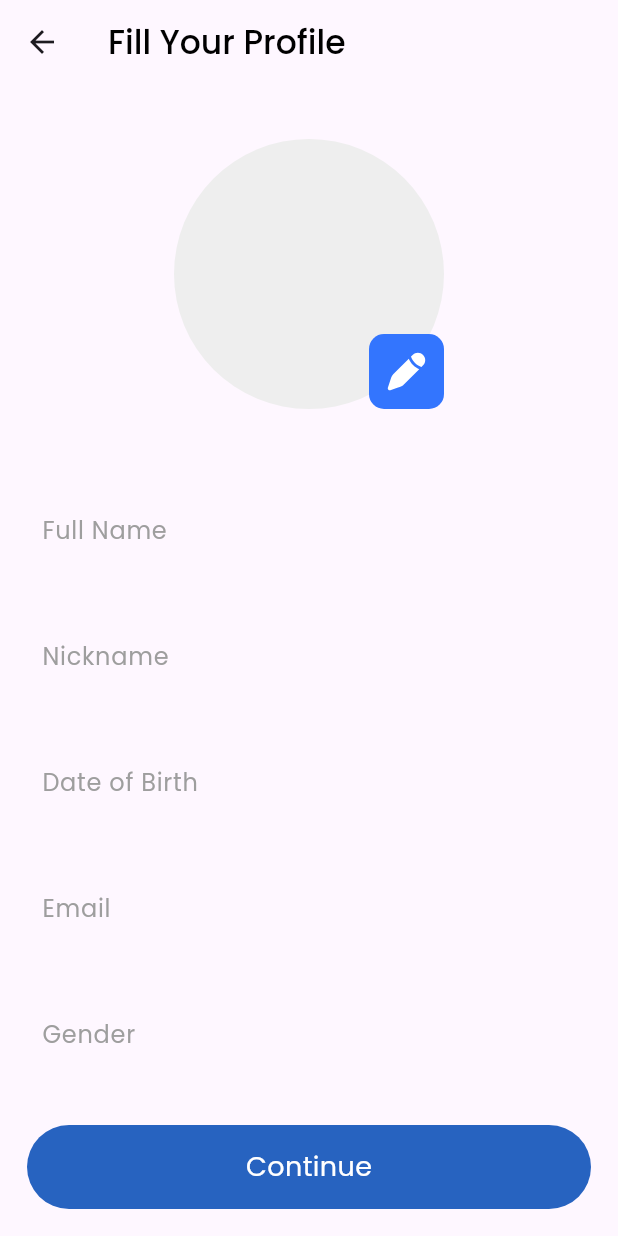
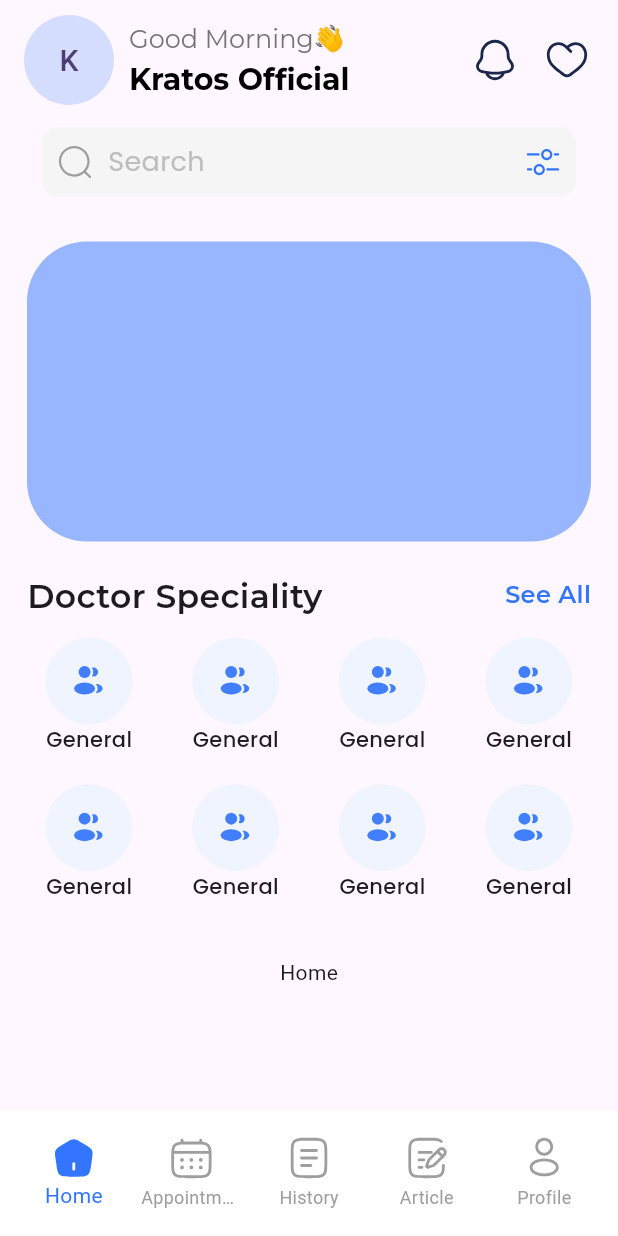
Before and after one commit to KratosOfficial/Medica, a Flutter app: the profile_Screen screen opened directly, after a tap on "Continue", on a phone screen of 412 x 824 dp. Run offline on Flutter 3.47's test engine with Material 2 defaults, Android fonts, the phone set to English and light mode, and no system bars; our stand-ins replace flutter_svg, google_fonts; missing offline and left inert: dart:ffi.

```diff
--- /dev/null
+++ b/lib/src/Common widgets/buildsearchbar.dart
@@ -0,0 +1,36 @@
+import 'package:flutter/cupertino.dart';
+import 'package:flutter/material.dart';
+import 'package:flutter_svg/flutter_svg.dart';
+import 'package:google_fonts/google_fonts.dart';
+import 'package:medica/src/utils/HelperClass.dart';
+
+import '../contant/image_String.dart';
+
+Widget buildsearchbar() {
+  return Container(
+    padding: EdgeInsets.all(10),
+    width: double.infinity,
+    decoration: BoxDecoration(
+      color: Colors.grey[100],
+      borderRadius: BorderRadius.circular(10),
+    ),
+    child: Row(
+      children: [
+        SvgPicture.asset(
+          ksearch,
+          color: Colors.grey,
+        ),
+        addHorizontalSpace(10),
+        Text(
+          "Search",
+          style: GoogleFonts.poppins(color: Colors.grey[400], fontSize: 18),
+        ),
+        Spacer(),
+        SvgPicture.asset(
+          kfilter,
+          color: Color(0xff3375fe),
+        ),
+      ],
+    ),
+  );
+}
--- a/lib/src/screens/Auth/SignUp/Widget/Profile.dart
+++ b/lib/src/screens/Auth/SignUp/Widget/Profile.dart
@@ -1,6 +1,7 @@
 import 'package:flutter/material.dart';
 import 'package:flutter_svg/flutter_svg.dart';
 import 'package:google_fonts/google_fonts.dart';
+import 'package:medica/src/screens/Dashboard_Screen/Dashboard.dart';
 import 'package:medica/src/utils/HelperClass.dart';
 
 import '../../../../Common widgets/buidltextfiled.dart';
@@ -18,8 +19,11 @@ class _profile_ScreenState extends State<profile_Screen> {
   Widget build(BuildContext context) {
     return Scaffold(
       appBar: AppBar(
-        title: Text("Fill Your Profile", style: GoogleFonts.poppins(
-            color: Colors.black, fontWeight: FontWeight.w500),),
+        title: Text(
+          "Fill Your Profile",
+          style: GoogleFonts.poppins(
+              color: Colors.black, fontWeight: FontWeight.w500),
+        ),
       ),
       body: Padding(
         padding: const EdgeInsets.all(18.0),
@@ -28,7 +32,6 @@ class _profile_ScreenState extends State<profile_Screen> {
             Spacer(),
             Stack(
               children: [
-
                 CircleAvatar(
                   radius: 90,
                   backgroundColor: Colors.grey[200],
@@ -59,7 +62,8 @@ class _profile_ScreenState extends State<profile_Screen> {
             Spacer(),
             GestureDetector(
               onTap: () {
-                Navigator.push(context, MaterialPageRoute(builder: (context) => profile_Screen()));
+                Navigator.pushReplacement(context,
+                    MaterialPageRoute(builder: (context) => dashboard()));
               },
               child: Container(
                 width: MediaQuery.of(context).size.width,
@@ -71,7 +75,8 @@ class _profile_ScreenState extends State<profile_Screen> {
                 child: Center(
                   child: Text(
                     "Continue",
-                    style: GoogleFonts.poppins(fontSize: 18, color: Colors.white),
+                    style:
+                        GoogleFonts.poppins(fontSize: 18, color: Colors.white),
                   ),
                 ),
               ),
@@ -81,5 +86,4 @@ class _profile_ScreenState extends State<profile_Screen> {
       ),
     );
   }
-
 }
--- /dev/null
+++ b/lib/src/screens/Dashboard_Screen/Dashboard.dart
@@ -0,0 +1,109 @@
+import 'package:flutter/material.dart';
+import 'package:flutter_svg/svg.dart';
+import 'package:medica/src/screens/Dashboard_Screen/Fragments/Home/home_Fragment.dart';
+
+import '../../contant/image_String.dart';
+
+class dashboard extends StatefulWidget {
+  const dashboard({super.key});
+
+  @override
+  State<dashboard> createState() => _dashboardState();
+}
+
+class _dashboardState extends State<dashboard> {
+  int selectedIndex = 0;
+
+  Widget getFragment() {
+    if (selectedIndex == 0) {
+      return home_Fragment();
+    } else if (selectedIndex == 1) {
+      return home_Fragment();
+    } else if (selectedIndex == 2) {
+      return home_Fragment();
+    } else if (selectedIndex == 3) {
+      return home_Fragment();
+    } else if (selectedIndex == 4) {
+      return home_Fragment();
+    }
+    return home_Fragment();
+  }
+
+  @override
+  Widget build(BuildContext context) {
+    return Scaffold(
+      body: getFragment(),
+      bottomNavigationBar: Container(
+        color: Colors.white,
+        padding: EdgeInsets.all(10),
+        child: BottomNavigationBar(
+          showSelectedLabels: true,
+          showUnselectedLabels: true,
+          type: BottomNavigationBarType.fixed,
+          selectedItemColor: Color(0xff3375fe),
+          unselectedItemColor: Colors.grey,
+          elevation: 0,
+          selectedIconTheme: const IconThemeData(color: Color(0xff3375fe)),
+          unselectedIconTheme: const IconThemeData(color: Colors.grey),
+          backgroundColor: Colors.transparent,
+          items: [
+            BottomNavigationBarItem(
+                icon: SvgPicture.asset(
+                  khome,
+                  width: 30,
+                  color: Colors.grey,
+                ),
+                label: "Home",
+                activeIcon: SvgPicture.asset(khomeactive,
+                    width: 30, color: Color(0xff3375fe))),
+            BottomNavigationBarItem(
+              icon: SvgPicture.asset(
+                kappointment,
+                width: 30,
+                color: Colors.grey,
+              ),
+              label: "Appointment",
+              activeIcon: SvgPicture.asset(kappointmentactive,
+                  width: 30, color: Color(0xff3375fe)),
+            ),
+            BottomNavigationBarItem(
+              icon: SvgPicture.asset(
+                khistory,
+                width: 30,
+                color: Colors.grey,
+              ),
+              label: "History",
+              activeIcon: SvgPicture.asset(khistoryactive,
+                  width: 30, color: Color(0xff3375fe)),
+            ),
+            BottomNavigationBarItem(
+              icon: SvgPicture.asset(
+                karticle,
+                width: 30,
+                color: Colors.grey,
+              ),
+              label: "Article",
+              activeIcon: SvgPicture.asset(karticleactive,
+                  width: 30, color: Color(0xff3375fe)),
+            ),
+            BottomNavigationBarItem(
+              icon: SvgPicture.asset(
+                kprofile,
+                width: 30,
+                color: Colors.grey,
+              ),
+              label: "Profile",
+              activeIcon: SvgPicture.asset(kprofileactive,
+                  width: 30, color: Color(0xff3375fe)),
+            ),
+          ],
+          onTap: (val) {
+            selectedIndex = val;
+            setState(() {});
+          },
+          currentIndex: selectedIndex,
+        ),
+      ),
+    );
+  }
+}
--- /dev/null
+++ b/lib/src/screens/Dashboard_Screen/Fragments/Home/Sections/doctor_Speciality.dart
@@ -0,0 +1,71 @@
+import 'package:flutter/material.dart';
+import 'package:flutter_svg/flutter_svg.dart';
+import 'package:google_fonts/google_fonts.dart';
+
+import '../../../../../contant/image_String.dart';
+
+class doctor_Speciality extends StatefulWidget {
+  const doctor_Speciality({super.key});
+
+  @override
+  State<doctor_Speciality> createState() => _doctor_SpecialityState();
+}
+
+class _doctor_SpecialityState extends State<doctor_Speciality> {
+  @override
+  Widget build(BuildContext context) {
+    return Column(
+      mainAxisAlignment: MainAxisAlignment.start,
+      crossAxisAlignment: CrossAxisAlignment.start,
+      children: [
+        Row(
+          children: [
+            Text(
+              "Doctor Speciality",
+              style: GoogleFonts.montserrat(
+                  fontSize: 22, fontWeight: FontWeight.w600),
+            ),
+            Spacer(),
+            Text(
+              "See All",
+              style: GoogleFonts.montserrat(
+                  fontSize: 16,
+                  fontWeight: FontWeight.w600,
+                  color: Color(0xff3375fe)),
+            ),
+          ],
+        ),
+        Padding(
+          padding: const EdgeInsets.symmetric(vertical: 13.0),
+          child: SizedBox(
+            height: 200,
+            child: GridView.builder(
+                itemCount: 8,
+                gridDelegate: SliverGridDelegateWithFixedCrossAxisCount(
+                    crossAxisCount: 4,
+                    childAspectRatio: 1,
+                    crossAxisSpacing: 15,
+                    mainAxisSpacing: 15),
+                itemBuilder: (context, index) {
+                  return Column(
+                    children: [
+                      Container(
+                        padding: EdgeInsets.all(17),
+                        decoration: BoxDecoration(
+                            color: Color(0xffeff4ff),
+                            borderRadius: BorderRadius.circular(50)),
+                        child: SvgPicture.asset(
+                          kboldgeneral,
+                          color: Color(0xff417fff),
+                        ),
+                      ),
+                      Text("General",style: GoogleFonts.poppins(fontSize: 14, fontWeight: FontWeight.w500),)
+                    ],
+                  );
+                }),
+          ),
+        )
+      ],
+    );
+  }
+}
--- /dev/null
+++ b/lib/src/screens/Dashboard_Screen/Fragments/Home/home_Fragment.dart
@@ -0,0 +1,103 @@
+import 'package:flutter/material.dart';
+import 'package:flutter_svg/flutter_svg.dart';
+import 'package:google_fonts/google_fonts.dart';
+import 'package:medica/src/Common%20widgets/buildsearchbar.dart';
+import 'package:medica/src/utils/HelperClass.dart';
+
+import '../../../../contant/image_String.dart';
+import 'Sections/doctor_Speciality.dart';
+
+class home_Fragment extends StatefulWidget {
+  const home_Fragment({super.key});
+
+  @override
+  State<home_Fragment> createState() => _home_FragmentState();
+}
+
+class _home_FragmentState extends State<home_Fragment> {
+  @override
+  Widget build(BuildContext context) {
+    return Scaffold(
+      appBar: AppBar(
+        toolbarHeight: 80,
+        automaticallyImplyLeading: false,
+        title: Row(
+          children: [
+            CircleAvatar(
+              radius: 30,
+              backgroundColor: Color(0xff3375fe).withOpacity(0.2),
+              child: Text(
+                "K",
+                style: TextStyle(fontSize: 20),
+              ),
+            ),
+            addHorizontalSpace(10),
+            Column(crossAxisAlignment: CrossAxisAlignment.start, children: [
+              Text(
+                "Good Morning👋",
+                style: GoogleFonts.montserrat(
+                  color: Colors.grey[600],
+                  fontSize: 17,
+                ),
+              ),
+              addVerticalSpace(3),
+              Text(
+                "Kratos Official",
+                style: GoogleFonts.montserrat(
+                    color: Colors.black,
+                    fontSize: 20,
+                    fontWeight: FontWeight.bold),
+              ),
+            ]),
+          ],
+        ),
+        actions: [
+          IconButton(
+              onPressed: () {},
+              icon: SvgPicture.asset(
+                knotification,
+                height: 30,
+              )),
+          Padding(
+            padding: const EdgeInsets.only(right: 10.0),
+            child: IconButton(
+                onPressed: () {},
+                icon: SvgPicture.asset(
+                  kfavorite,
+                  height: 30,
+                )),
+          ),
+        ],
+      ),
+      body: SingleChildScrollView(
+        child: Padding(
+          padding: const EdgeInsets.symmetric(horizontal: 18.0, vertical: 5),
+          child: Column(
+            mainAxisAlignment: MainAxisAlignment.start,
+            crossAxisAlignment: CrossAxisAlignment.start,
+            children: [
+              Padding(
+                padding: const EdgeInsets.symmetric(horizontal: 10.0),
+                child: buildsearchbar(),
+              ),
+              addVerticalSpace(30),
+              Container(
+                width: double.infinity,
+                height: 200,
+                decoration: BoxDecoration(
+                  color: Color(0xff3375fe).withOpacity(0.5),
+                  borderRadius: BorderRadius.circular(40),
+                ),
+              ),
+              addVerticalSpace(20),
+              doctor_Speciality(),
+              Center(
+                child: Text("Home"),
+              ),
+            ],
+          ),
+        ),
+      ),
+    );
+  }
+}
```
Also changed, not shown: lib/src/screens/Auth/SignIn/forget Password.dart (added, +126 -0 lines), lib/src/screens/Auth/SignIn/singIn.dart (+10 -22 lines).
